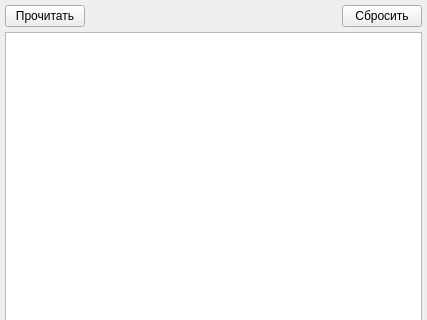
vlarry/configurator, file outputall.ui: the form before one commit; both pictures show x 0 to 427 and y 0 to 320 of the 427 by 685 pixel window.
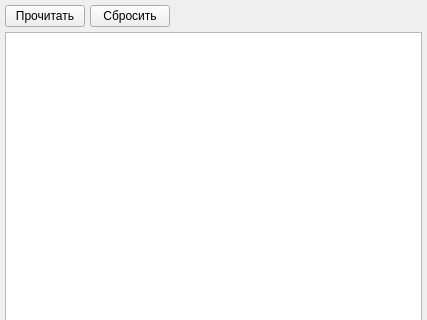
The form after the commit.

Diff of the .ui file:
```diff
--- a/outputall.ui
+++ b/outputall.ui
@@ -38,6 +38,13 @@
        </property>
       </widget>
      </item>
+     <item>
+      <widget class="QPushButton" name="pushButtonReset">
+       <property name="text">
+        <string>Сбросить</string>
+       </property>
+      </widget>
+     </item>
      <item>
       <spacer name="horizontalSpacer">
        <property name="orientation">
@@ -51,13 +58,6 @@
        </property>
       </spacer>
      </item>
-     <item>
-      <widget class="QPushButton" name="pushButtonReset">
-       <property name="text">
-        <string>Сбросить</string>
-       </property>
-      </widget>
-     </item>
     </layout>
    </item>
    <item>
```
